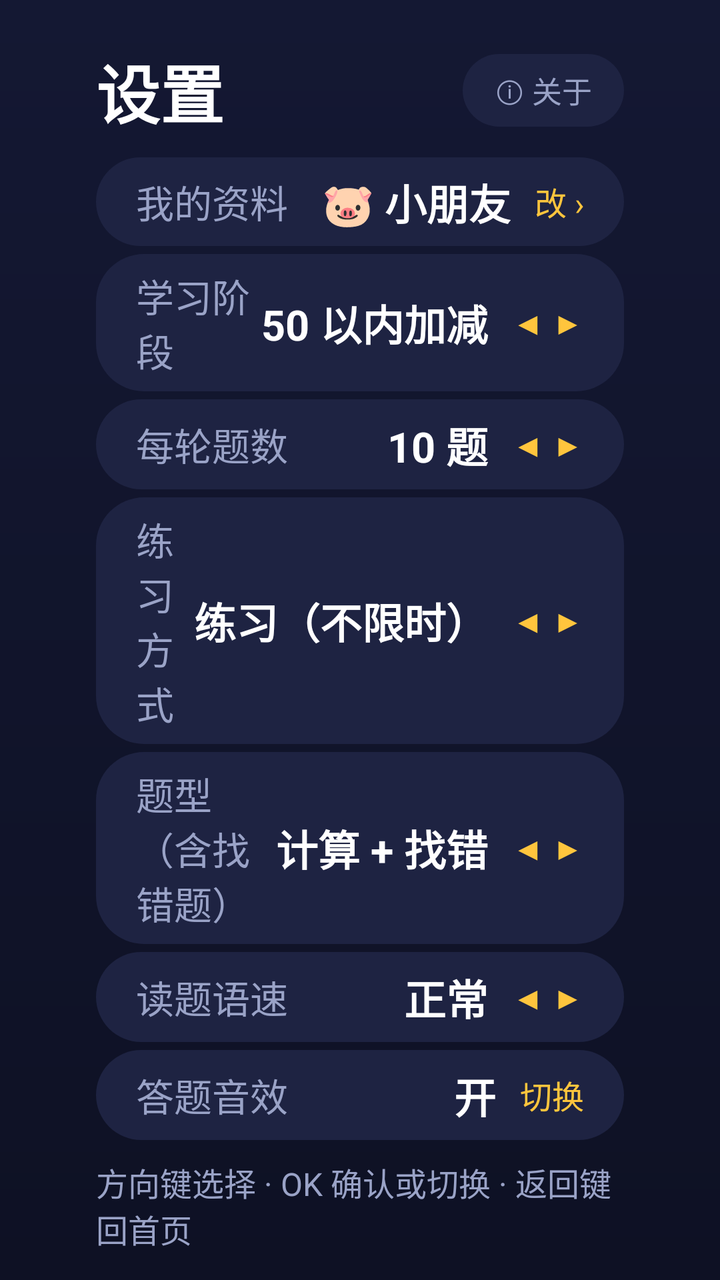
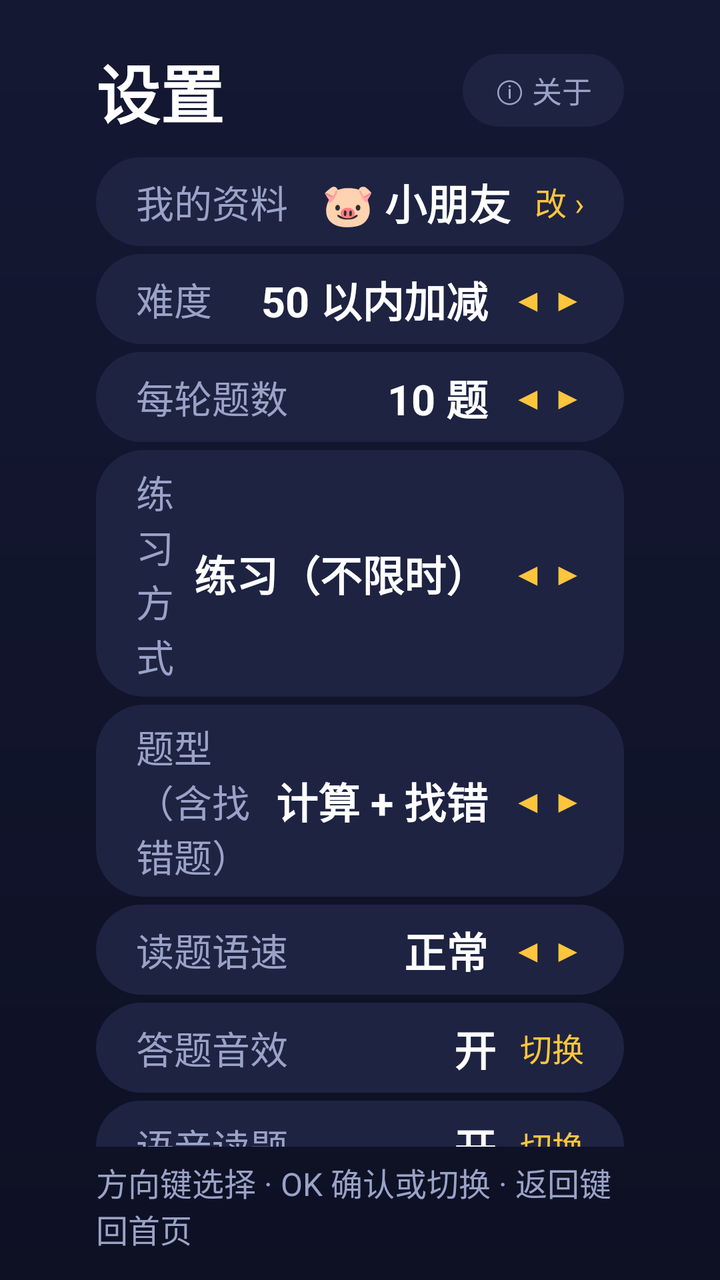

Before-and-after screenshots of an Android layout around one commit, followed by the original layout XML and the change that was made.
<!-- AndroidManifest.xml: application theme Theme.MathKing -->
<!-- res/layout/fragment_settings.xml -->
<?xml version="1.0" encoding="utf-8"?>
<LinearLayout xmlns:android="http://schemas.android.com/apk/res/android"
    android:layout_width="match_parent"
    android:layout_height="match_parent"
    android:background="@drawable/bg_page"
    android:orientation="vertical"
    android:paddingStart="48dp"
    android:paddingTop="22dp"
    android:paddingEnd="48dp"
    android:paddingBottom="14dp">

    <LinearLayout
        android:layout_width="match_parent"
        android:layout_height="wrap_content"
        android:gravity="center_vertical"
        android:orientation="horizontal">

        <TextView
            android:layout_width="0dp"
            android:layout_height="wrap_content"
            android:layout_weight="1"
            android:text="设置"
            android:textColor="@color/text"
            android:textSize="32sp"
            android:textStyle="bold" />

        <TextView
            android:id="@+id/btnAbout"
            android:layout_width="wrap_content"
            android:layout_height="wrap_content"
            android:background="@drawable/selector_card"
            android:clickable="true"
            android:focusable="true"
            android:paddingStart="16dp"
            android:paddingTop="7dp"
            android:paddingEnd="16dp"
            android:paddingBottom="7dp"
            android:text="ⓘ 关于"
            android:textColor="@color/text_dim"
            android:textSize="15sp" />
    </LinearLayout>

    <ScrollView
        android:layout_width="match_parent"
        android:layout_height="0dp"
        android:layout_marginTop="10dp"
        android:layout_weight="1"
        android:scrollbars="none">

        <LinearLayout
            android:layout_width="match_parent"
            android:layout_height="wrap_content"
            android:orientation="vertical">

            <LinearLayout
                android:id="@+id/rowProfile"
                style="@style/SettingRow">

                <TextView
                    style="@style/SettingLabel"
                    android:text="我的资料" />

                <TextView
                    android:id="@+id/tvProfile"
                    style="@style/SettingValue"
                    android:text="🐷 小朋友" />

                <TextView
                    style="@style/SettingArrow"
                    android:text="改 ›" />
            </LinearLayout>

            <LinearLayout
                android:id="@+id/rowStage"
                style="@style/SettingRow">

                <TextView
                    style="@style/SettingLabel"
                    android:text="学习阶段" />

                <TextView
                    android:id="@+id/tvStage"
                    style="@style/SettingValue"
                    android:text="50 以内加减" />

                <TextView
                    style="@style/SettingArrow"
                    android:text="◀ ▶" />
            </LinearLayout>

            <LinearLayout
                android:id="@+id/rowCount"
                style="@style/SettingRow">

                <TextView
                    style="@style/SettingLabel"
                    android:text="每轮题数" />

                <TextView
                    android:id="@+id/tvCount"
                    style="@style/SettingValue"
                    android:text="10 题" />

                <TextView
                    style="@style/SettingArrow"
                    android:text="◀ ▶" />
            </LinearLayout>

            <LinearLayout
                android:id="@+id/rowMode"
                style="@style/SettingRow">

                <TextView
                    style="@style/SettingLabel"
                    android:text="练习方式" />

                <TextView
                    android:id="@+id/tvMode"
                    style="@style/SettingValue"
                    android:text="练习（不限时）" />

                <TextView
                    style="@style/SettingArrow"
                    android:text="◀ ▶" />
            </LinearLayout>

            <LinearLayout
                android:id="@+id/rowStyle"
                style="@style/SettingRow">

                <TextView
                    style="@style/SettingLabel"
                    android:text="题型（含找错题）" />

                <TextView
                    android:id="@+id/tvStyle"
                    style="@style/SettingValue"
                    android:text="计算 + 找错" />

                <TextView
                    style="@style/SettingArrow"
                    android:text="◀ ▶" />
            </LinearLayout>

            <LinearLayout
                android:id="@+id/rowSpeed"
                style="@style/SettingRow">

                <TextView
                    style="@style/SettingLabel"
                    android:text="读题语速" />

                <TextView
                    android:id="@+id/tvSpeed"
                    style="@style/SettingValue"
                    android:text="正常" />

                <TextView
                    style="@style/SettingArrow"
                    android:text="◀ ▶" />
            </LinearLayout>

            <LinearLayout
                android:id="@+id/rowSound"
                style="@style/SettingRow">

                <TextView
                    style="@style/SettingLabel"
                    android:text="答题音效" />

                <TextView
                    android:id="@+id/tvSound"
                    style="@style/SettingValue"
                    android:text="开" />

                <TextView
                    style="@style/SettingArrow"
                    android:text="切换" />
            </LinearLayout>

            <LinearLayout
                android:id="@+id/rowSpeak"
                style="@style/SettingRow">

                <TextView
                    style="@style/SettingLabel"
                    android:text="语音读题" />

                <TextView
                    android:id="@+id/tvSpeak"
                    style="@style/SettingValue"
                    android:text="开" />

                <TextView
                    style="@style/SettingArrow"
                    android:text="切换" />
            </LinearLayout>

            <LinearLayout
                android:id="@+id/rowUnlock"
                style="@style/SettingRow">

                <TextView
                    style="@style/SettingLabel"
                    android:text="解锁全部阶段" />

                <TextView
                    android:id="@+id/tvUnlock"
                    style="@style/SettingValue"
                    android:text="关" />

                <TextView
                    style="@style/SettingArrow"
                    android:text="切换" />
            </LinearLayout>

            <LinearLayout
                android:id="@+id/rowClear"
                style="@style/SettingRow">

                <TextView
                    style="@style/SettingLabel"
                    android:text="清空练习记录" />

                <TextView
                    android:id="@+id/tvClear"
                    style="@style/SettingValue"
                    android:text="OK 键确认" />

                <TextView
                    style="@style/SettingArrow"
                    android:text="⚠" />
            </LinearLayout>
        </LinearLayout>
    </ScrollView>

    <TextView
        android:id="@+id/tvTip"
        android:layout_width="match_parent"
        android:layout_height="wrap_content"
        android:layout_marginTop="6dp"
        android:text="方向键选择 · OK 确认或切换 · 返回键回首页"
        android:textColor="@color/text_dim"
        android:textSize="16sp" />
</LinearLayout>
<!-- resources referenced by this layout -->
<resources>
  <color name="text">#FFFFFF</color>
  <color name="text_dim">#9AA3C7</color>
  <!-- drawable bg_page (drawable) -->
  <?xml version="1.0" encoding="utf-8"?>
  <shape xmlns:android="http://schemas.android.com/apk/res/android" android:shape="rectangle">
      <gradient android:angle="270" android:startColor="#141833" android:endColor="#0E1124" />
  </shape>
  <!-- drawable selector_card (drawable) -->
  <?xml version="1.0" encoding="utf-8"?>
  <selector xmlns:android="http://schemas.android.com/apk/res/android">
      <item android:state_focused="true" android:drawable="@drawable/bg_card_focus" />
      <item android:state_pressed="true" android:drawable="@drawable/bg_card_focus" />
      <item android:drawable="@drawable/bg_card" />
  </selector>
  <style name="SettingArrow">
          <item name="android:layout_width">wrap_content</item>
          <item name="android:layout_height">wrap_content</item>
          <item name="android:layout_marginStart">12dp</item>
          <item name="android:textColor">@color/accent</item>
          <item name="android:textSize">16sp</item>
      </style>
  <style name="SettingLabel">
          <item name="android:layout_width">0dp</item>
          <item name="android:layout_height">wrap_content</item>
          <item name="android:layout_weight">1</item>
          <item name="android:textColor">@color/text_dim</item>
          <item name="android:textSize">19sp</item>
      </style>
  <style name="SettingRow">
          <item name="android:layout_width">match_parent</item>
          <item name="android:layout_height">wrap_content</item>
          <item name="android:layout_marginBottom">4dp</item>
          <item name="android:background">@drawable/selector_card</item>
          <item name="android:clickable">true</item>
          <item name="android:focusable">true</item>
          <item name="android:focusableInTouchMode">true</item>
          <item name="android:gravity">center_vertical</item>
          <item name="android:orientation">horizontal</item>
          <item name="android:paddingStart">20dp</item>
          <item name="android:paddingTop">7dp</item>
          <item name="android:paddingEnd">20dp</item>
          <item name="android:paddingBottom">7dp</item>
      </style>
  <style name="SettingValue">
          <item name="android:layout_width">wrap_content</item>
          <item name="android:layout_height">wrap_content</item>
          <item name="android:textColor">@color/text</item>
          <item name="android:textSize">21sp</item>
          <item name="android:textStyle">bold</item>
      </style>
  <style name="Theme.MathKing" parent="Theme.AppCompat.NoActionBar">
          <item name="android:windowBackground">@color/bg</item>
          <item name="android:colorAccent">@color/accent</item>
          <item name="android:textColorPrimary">@color/text</item>
          <item name="android:windowNoTitle">true</item>
          <item name="android:windowFullscreen">false</item>
      </style>
  <!-- drawable bg_card_focus (drawable) -->
  <?xml version="1.0" encoding="utf-8"?>
  <shape xmlns:android="http://schemas.android.com/apk/res/android" android:shape="rectangle">
      <solid android:color="#38406F" />
      <stroke android:width="5dp" android:color="@color/accent" />
      <corners android:radius="24dp" />
  </shape>
  <!-- drawable bg_card (drawable) -->
  <?xml version="1.0" encoding="utf-8"?>
  <shape xmlns:android="http://schemas.android.com/apk/res/android" android:shape="rectangle">
      <solid android:color="@color/card" />
      <corners android:radius="24dp" />
  </shape>
  <color name="accent">#FFC53D</color>
  <color name="bg">#0E1124</color>
  <color name="card">#1E2342</color>
</resources>

<!-- the commit's change to res/layout/fragment_settings.xml (unified diff, before → after) -->
@@ -76,7 +76,7 @@
 
                 <TextView
                     style="@style/SettingLabel"
-                    android:text="学习阶段" />
+                    android:text="难度" />
 
                 <TextView
                     android:id="@+id/tvStage"
@@ -202,7 +202,7 @@
 
                 <TextView
                     style="@style/SettingLabel"
-                    android:text="解锁全部阶段" />
+                    android:text="解锁全部难度" />
 
                 <TextView
                     android:id="@+id/tvUnlock"
